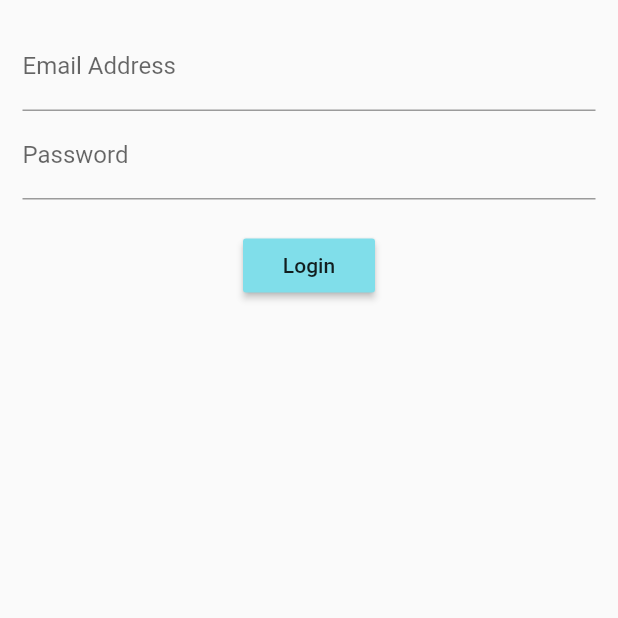
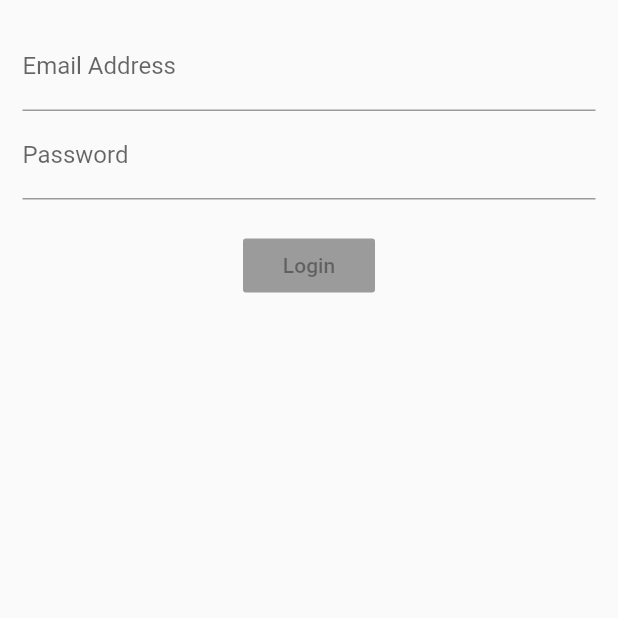
Before and after one commit to Coder-Pham/Flutter-App-Build, a Flutter app: the screen it shows after launch, on a phone screen of 412 x 824 dp, the top half of it. Run offline on Flutter 3.47's test engine with Material 2 defaults, Android fonts, the phone set to English and light mode, and no system bars; our stand-ins replace rxdart.

Commit message:
RxDart with Stream

```diff
--- a/Login_BLoC/lib/src/app.dart
+++ b/Login_BLoC/lib/src/app.dart
@@ -11,6 +11,7 @@ class App extends StatelessWidget {
         home: Scaffold(
           body: LoginScreen(),
         ),
+        debugShowCheckedModeBanner: false,
       ),
     );
   }
--- a/Login_BLoC/lib/src/blocs/bloc.dart
+++ b/Login_BLoC/lib/src/blocs/bloc.dart
@@ -1,13 +1,16 @@
 import 'dart:async';
 import 'validate.dart';
+import 'package:rxdart/rxdart.dart';
 
 class Bloc extends Object with Validators {
-  final _email = StreamController<String>();
-  final _password = StreamController<String>();
+  final _email = StreamController<String>.broadcast();
+  final _password = StreamController<String>.broadcast();
 
   // Add data to stream
   Function(String) get changeEmail => _email.sink.add;
   Function(String) get changePassword => _password.sink.add;
+  Stream<bool> get submitValid =>
+      Observable.combineLatest2(email, password, (e, p) => true);
 
   // Retrieve data from stream
   Stream<String> get email => _email.stream.transform(emailValidator);
--- a/Login_BLoC/lib/src/screens/login_screen.dart
+++ b/Login_BLoC/lib/src/screens/login_screen.dart
@@ -16,7 +16,7 @@ class LoginScreen extends StatelessWidget {
           Padding(
             padding: EdgeInsets.only(top: 20.0),
           ),
-          submitButton(),
+          submitButton(bloc),
         ],
       ),
     );
@@ -56,11 +56,20 @@ class LoginScreen extends StatelessWidget {
     );
   }
 
-  Widget submitButton() {
-    return RaisedButton(
-      child: Text('Login'),
-      color: Colors.cyan[200],
-      onPressed: () {},
+  Widget submitButton(Bloc bloc) {
+    return StreamBuilder(
+      stream: bloc.submitValid,
+      builder: (context, snapshot) {
+        return RaisedButton(
+          child: Text('Login'),
+          color: Colors.cyan[200],
+          onPressed: snapshot.hasData
+              ? () {
+                  print("I'm Here");
+                }
+              : null,
+        );
+      },
     );
   }
 }
--- a/Login_BLoC/pubspec.yaml
+++ b/Login_BLoC/pubspec.yaml
@@ -23,6 +23,8 @@ dependencies:
   # The following adds the Cupertino Icons font to your application.
   # Use with the CupertinoIcons class for iOS style icons.
   cupertino_icons: ^0.1.2
+
+  rxdart: ^0.22.1
 
 dev_dependencies:
   flutter_test:
```
Also changed, not shown: 2 other files.
